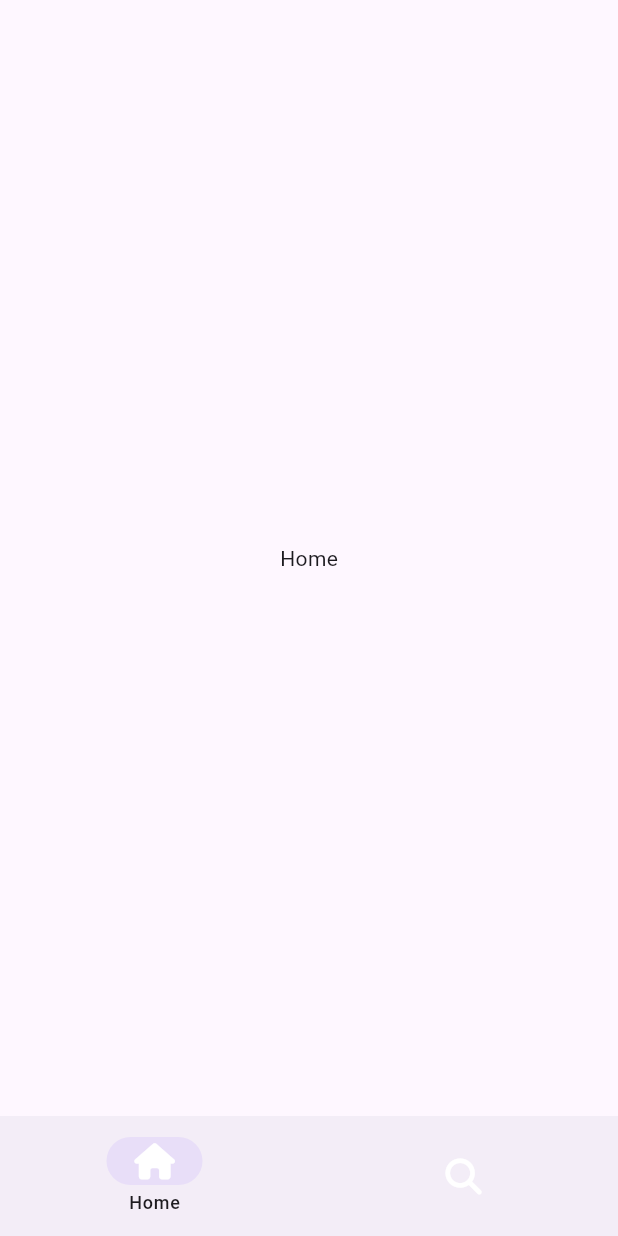
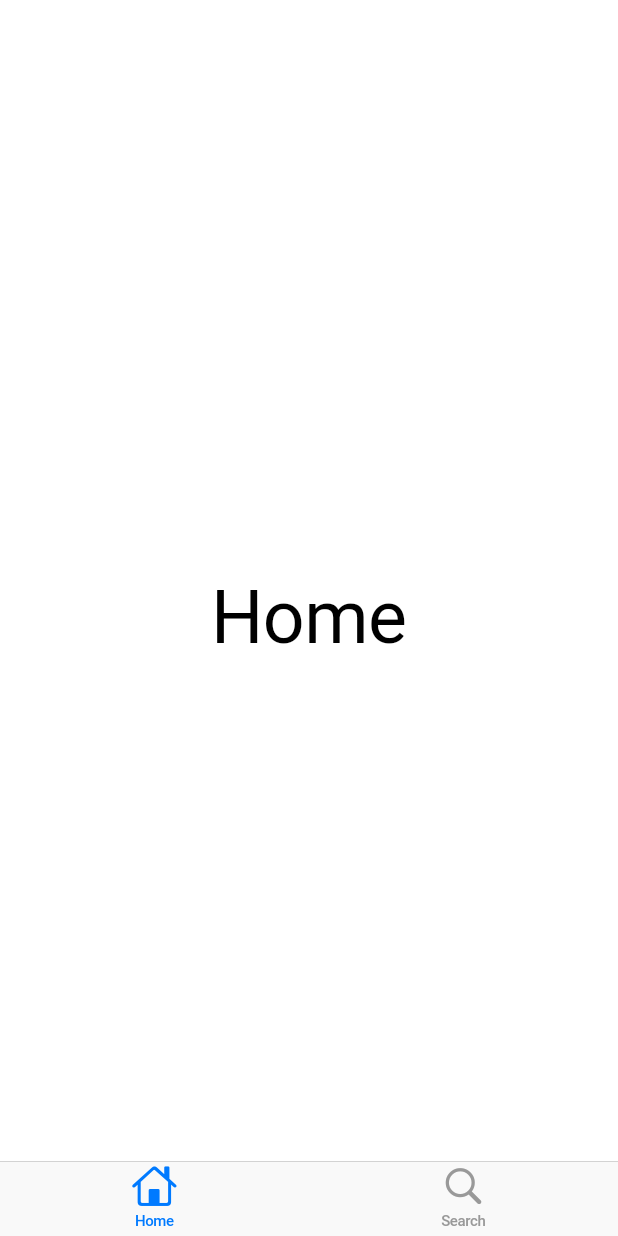
Before and after one commit to ralo-med/tiktok_clone, a Flutter app: the screen it shows after launch, on a phone screen of 412 x 824 dp. Run offline on Flutter 3.47's test engine with Material 3 defaults, Android fonts, the phone set to English and light mode, and no system bars; our stand-ins replace font_awesome_flutter.

Commit message:
#CupertinoTabBar

```diff
--- a/lib/features/main_navigation/main_navigation_screen.dart
+++ b/lib/features/main_navigation/main_navigation_screen.dart
@@ -1,5 +1,5 @@
+import 'package:flutter/cupertino.dart';
 import 'package:flutter/material.dart';
-import 'package:font_awesome_flutter/font_awesome_flutter.dart';
 
 class MainNavigationScreen extends StatefulWidget {
   const MainNavigationScreen({super.key});
@@ -13,20 +13,17 @@ class _MainNavigationScreenState extends State<MainNavigationScreen> {
 
   final screens = [
     const Center(
-      child: Text('Home'),
+      child: Text(
+        'Home',
+        style: TextStyle(fontSize: 49),
+      ),
     ),
     const Center(
-      child: Text('Search'),
+      child: Text(
+        'Search',
+        style: TextStyle(fontSize: 49),
+      ),
     ),
-    const Center(
-      child: Text('Home'),
-    ),
-    const Center(
-      child: Text('Search'),
-    ),
-    const Center(
-      child: Text('Search'),
-    )
   ];
 
   void _onTap(int index) {
@@ -37,29 +34,20 @@ class _MainNavigationScreenState extends State<MainNavigationScreen> {
 
   @override
   Widget build(BuildContext context) {
-    return Scaffold(
-      body: screens[_selectedIndex],
-      bottomNavigationBar: NavigationBar(
-        labelBehavior: NavigationDestinationLabelBehavior.onlyShowSelected,
-        selectedIndex: _selectedIndex,
-        onDestinationSelected: _onTap,
-        destinations: const [
-          NavigationDestination(
-            icon: FaIcon(
-              FontAwesomeIcons.house,
-              color: Colors.white,
-            ),
-            label: 'Home',
+    return CupertinoTabScaffold(
+      tabBar: CupertinoTabBar(
+        items: const [
+          BottomNavigationBarItem(
+            icon: Icon(CupertinoIcons.home),
+            label: "Home",
           ),
-          NavigationDestination(
-            icon: FaIcon(
-              FontAwesomeIcons.magnifyingGlass,
-              color: Colors.white,
-            ),
-            label: 'Search',
+          BottomNavigationBarItem(
+            icon: Icon(CupertinoIcons.search),
+            label: "Search",
           ),
         ],
       ),
+      tabBuilder: (context, index) => screens[index],
     );
   }
 }
--- a/lib/main.dart
+++ b/lib/main.dart
@@ -1,4 +1,4 @@
-import 'package:flutter/material.dart';
+import 'package:flutter/cupertino.dart';
 import 'package:tiktok_clone/features/main_navigation/main_navigation_screen.dart';
 
 void main() {
@@ -10,12 +10,9 @@ class TikTokApp extends StatelessWidget {
 
   @override
   Widget build(BuildContext context) {
-    return MaterialApp(
+    return const CupertinoApp(
       title: 'TikTok Clone',
-      theme: ThemeData(
-        primaryColor: const Color(0xFFE9435A),
-      ),
-      home: const MainNavigationScreen(),
+      home: MainNavigationScreen(),
     );
   }
 }
```
